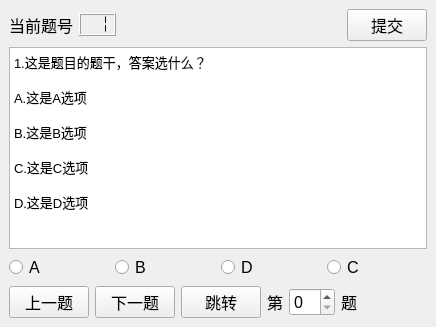
The window that ui/design/Test.ui (Desmond121/CEESS) describes before a commit, drawn with Qt 5.
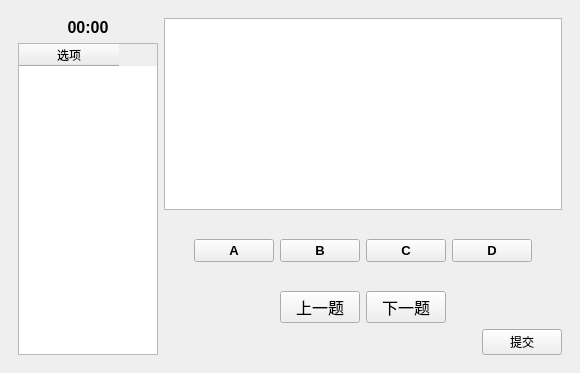
The same window after the commit.

Commit message: safty test module finished.

What changed in the file:
```diff
--- a/ui/design/Test.ui
+++ b/ui/design/Test.ui
@@ -6,170 +6,380 @@
    <rect>
     <x>0</x>
     <y>0</y>
-    <width>436</width>
-    <height>327</height>
+    <width>580</width>
+    <height>373</height>
    </rect>
   </property>
   <property name="windowTitle">
    <string>MainWindow</string>
   </property>
   <widget class="QWidget" name="centralwidget">
+   <layout class="QHBoxLayout" name="horizontalLayout_12">
+    <item>
+     <widget class="QStackedWidget" name="pages">
+      <property name="currentIndex">
+       <number>1</number>
+      </property>
+      <widget class="QWidget" name="startPage">
+       <layout class="QHBoxLayout" name="horizontalLayout_8">
+        <item>
+         <layout class="QGridLayout" name="gridLayout">
+          <item row="2" column="1">
+           <widget class="QPushButton" name="btnStart">
+            <property name="font">
+             <font>
+              <pointsize>15</pointsize>
+              <weight>75</weight>
+              <bold>true</bold>
+             </font>
+            </property>
+            <property name="text">
+             <string>开始考试</string>
+            </property>
+           </widget>
+          </item>
+          <item row="1" column="1">
+           <widget class="QLabel" name="lblNameStart">
+            <property name="font">
+             <font>
+              <pointsize>15</pointsize>
+              <weight>75</weight>
+              <bold>true</bold>
+             </font>
+            </property>
+            <property name="text">
+             <string/>
+            </property>
+           </widget>
+          </item>
+          <item row="2" column="0">
+           <spacer name="horizontalSpacer_8">
+            <property name="orientation">
+             <enum>Qt::Horizontal</enum>
+            </property>
+            <property name="sizeHint" stdset="0">
+             <size>
+              <width>40</width>
+              <height>20</height>
+             </size>
+            </property>
+           </spacer>
+          </item>
+          <item row="2" column="2">
+           <spacer name="horizontalSpacer_9">
+            <property name="orientation">
+             <enum>Qt::Horizontal</enum>
+            </property>
+            <property name="sizeHint" stdset="0">
+             <size>
+              <width>40</width>
+              <height>20</height>
+             </size>
+            </property>
+           </spacer>
+          </item>
+          <item row="3" column="1">
+           <spacer name="verticalSpacer">
+            <property name="orientation">
+             <enum>Qt::Vertical</enum>
+            </property>
+            <property name="sizeHint" stdset="0">
+             <size>
+              <width>20</width>
+              <height>40</height>
+             </size>
+            </property>
+           </spacer>
+          </item>
+          <item row="0" column="1">
+           <spacer name="verticalSpacer_2">
+            <property name="orientation">
+             <enum>Qt::Vertical</enum>
+            </property>
+            <property name="sizeHint" stdset="0">
+             <size>
+              <width>20</width>
+              <height>40</height>
+             </size>
+            </property>
+           </spacer>
+          </item>
+         </layout>
+        </item>
+       </layout>
+      </widget>
+      <widget class="QWidget" name="testPage">
+       <layout class="QHBoxLayout" name="horizontalLayout_9">
+        <item>
    <layout class="QVBoxLayout" name="verticalLayout">
     <item>
-     <layout class="QHBoxLayout" name="horizontalLayout_2">
-      <item>
-       <widget class="QLabel" name="label">
-        <property name="sizePolicy">
-         <sizepolicy hsizetype="Fixed" vsizetype="Fixed">
-          <horstretch>0</horstretch>
-          <verstretch>0</verstretch>
-         </sizepolicy>
-        </property>
+           <widget class="QLabel" name="lblTime">
         <property name="font">
          <font>
           <pointsize>12</pointsize>
+              <weight>75</weight>
+              <bold>true</bold>
          </font>
         </property>
         <property name="text">
-         <string>当前题号</string>
-        </property>
-       </widget>
-      </item>
-      <item>
-       <widget class="QLCDNumber" name="lcdNumber">
-        <property name="sizePolicy">
-         <sizepolicy hsizetype="Fixed" vsizetype="Fixed">
-          <horstretch>0</horstretch>
-          <verstretch>0</verstretch>
-         </sizepolicy>
-        </property>
-        <property name="font">
-         <font>
-          <pointsize>12</pointsize>
-         </font>
-        </property>
-        <property name="digitCount">
-         <number>2</number>
-        </property>
-        <property name="mode">
-         <enum>QLCDNumber::Dec</enum>
-        </property>
-        <property name="segmentStyle">
-         <enum>QLCDNumber::Flat</enum>
-        </property>
-        <property name="value" stdset="0">
-         <double>1.000000000000000</double>
-        </property>
+             <string>00:00</string>
+            </property>
+            <property name="alignment">
+             <set>Qt::AlignCenter</set>
+            </property>
        </widget>
       </item>
       <item>
-       <spacer name="horizontalSpacer">
-        <property name="orientation">
-         <enum>Qt::Horizontal</enum>
-        </property>
-        <property name="sizeHint" stdset="0">
+           <widget class="QTableWidget" name="questionTable">
+            <property name="minimumSize">
+             <size>
+              <width>140</width>
+              <height>0</height>
+             </size>
+            </property>
+            <property name="maximumSize">
          <size>
-          <width>40</width>
-          <height>20</height>
-         </size>
-        </property>
-       </spacer>
-      </item>
-      <item>
-       <widget class="QPushButton" name="pushButton_2">
-        <property name="sizePolicy">
-         <sizepolicy hsizetype="Fixed" vsizetype="Fixed">
-          <horstretch>0</horstretch>
-          <verstretch>0</verstretch>
-         </sizepolicy>
-        </property>
-        <property name="font">
-         <font>
-          <pointsize>12</pointsize>
-         </font>
-        </property>
+              <width>140</width>
+              <height>16777215</height>
+             </size>
+            </property>
+            <property name="editTriggers">
+             <set>QAbstractItemView::NoEditTriggers</set>
+            </property>
+            <property name="selectionMode">
+             <enum>QAbstractItemView::SingleSelection</enum>
+            </property>
+            <attribute name="horizontalHeaderCascadingSectionResizes">
+             <bool>false</bool>
+            </attribute>
+            <column>
         <property name="text">
-         <string>提交</string>
-        </property>
+              <string>选项</string>
+             </property>
+            </column>
        </widget>
       </item>
      </layout>
     </item>
     <item>
-     <widget class="QTextBrowser" name="textBrowser">
+         <layout class="QVBoxLayout" name="verticalLayout_4">
+          <item>
+           <widget class="QTextBrowser" name="questionBrowser">
       <property name="html">
        <string>&lt;!DOCTYPE HTML PUBLIC &quot;-//W3C//DTD HTML 4.0//EN&quot; &quot;http://www.w3.org/TR/REC-html40/strict.dtd&quot;&gt;
 &lt;html&gt;&lt;head&gt;&lt;meta name=&quot;qrichtext&quot; content=&quot;1&quot; /&gt;&lt;style type=&quot;text/css&quot;&gt;
 p, li { white-space: pre-wrap; }
 &lt;/style&gt;&lt;/head&gt;&lt;body style=&quot; font-family:'SimSun'; font-size:9pt; font-weight:400; font-style:normal;&quot;&gt;
-&lt;p style=&quot; margin-top:0px; margin-bottom:0px; margin-left:0px; margin-right:0px; -qt-block-indent:0; text-indent:0px;&quot;&gt;&lt;span style=&quot; font-size:10pt;&quot;&gt;1.这是题目的题干，答案选什么？&lt;/span&gt;&lt;/p&gt;
-&lt;p style=&quot;-qt-paragraph-type:empty; margin-top:0px; margin-bottom:0px; margin-left:0px; margin-right:0px; -qt-block-indent:0; text-indent:0px; font-size:10pt;&quot;&gt;&lt;br /&gt;&lt;/p&gt;
-&lt;p style=&quot; margin-top:0px; margin-bottom:0px; margin-left:0px; margin-right:0px; -qt-block-indent:0; text-indent:0px;&quot;&gt;&lt;span style=&quot; font-size:10pt;&quot;&gt;A.这是A选项&lt;/span&gt;&lt;/p&gt;
-&lt;p style=&quot;-qt-paragraph-type:empty; margin-top:0px; margin-bottom:0px; margin-left:0px; margin-right:0px; -qt-block-indent:0; text-indent:0px; font-size:10pt;&quot;&gt;&lt;br /&gt;&lt;/p&gt;
-&lt;p style=&quot; margin-top:0px; margin-bottom:0px; margin-left:0px; margin-right:0px; -qt-block-indent:0; text-indent:0px;&quot;&gt;&lt;span style=&quot; font-size:10pt;&quot;&gt;B.这是B选项&lt;/span&gt;&lt;/p&gt;
-&lt;p style=&quot;-qt-paragraph-type:empty; margin-top:0px; margin-bottom:0px; margin-left:0px; margin-right:0px; -qt-block-indent:0; text-indent:0px; font-size:10pt;&quot;&gt;&lt;br /&gt;&lt;/p&gt;
-&lt;p style=&quot; margin-top:0px; margin-bottom:0px; margin-left:0px; margin-right:0px; -qt-block-indent:0; text-indent:0px;&quot;&gt;&lt;span style=&quot; font-size:10pt;&quot;&gt;C.这是C选项&lt;/span&gt;&lt;/p&gt;
-&lt;p style=&quot;-qt-paragraph-type:empty; margin-top:0px; margin-bottom:0px; margin-left:0px; margin-right:0px; -qt-block-indent:0; text-indent:0px; font-size:10pt;&quot;&gt;&lt;br /&gt;&lt;/p&gt;
-&lt;p style=&quot; margin-top:0px; margin-bottom:0px; margin-left:0px; margin-right:0px; -qt-block-indent:0; text-indent:0px;&quot;&gt;&lt;span style=&quot; font-size:10pt;&quot;&gt;D.这是D选项&lt;/span&gt;&lt;/p&gt;&lt;/body&gt;&lt;/html&gt;</string>
+&lt;p style=&quot;-qt-paragraph-type:empty; margin-top:0px; margin-bottom:0px; margin-left:0px; margin-right:0px; -qt-block-indent:0; text-indent:0px;&quot;&gt;&lt;br /&gt;&lt;/p&gt;&lt;/body&gt;&lt;/html&gt;</string>
       </property>
      </widget>
     </item>
+          <item>
+           <widget class="QStackedWidget" name="answerPages">
+            <property name="frameShadow">
+             <enum>QFrame::Plain</enum>
+            </property>
+            <property name="lineWidth">
+             <number>0</number>
+            </property>
+            <property name="currentIndex">
+             <number>0</number>
+            </property>
+            <widget class="QWidget" name="choicePage">
+             <layout class="QHBoxLayout" name="horizontalLayout_2">
     <item>
      <layout class="QHBoxLayout" name="horizontalLayout">
       <item>
-       <widget class="QRadioButton" name="radioButton">
+                 <spacer name="horizontalSpacer_3">
+                  <property name="orientation">
+                   <enum>Qt::Horizontal</enum>
+                  </property>
+                  <property name="sizeHint" stdset="0">
+                   <size>
+                    <width>40</width>
+                    <height>20</height>
+                   </size>
+                  </property>
+                 </spacer>
+                </item>
+                <item>
+                 <widget class="QPushButton" name="btnA">
         <property name="font">
          <font>
-          <pointsize>12</pointsize>
+                    <pointsize>10</pointsize>
+                    <weight>75</weight>
+                    <bold>true</bold>
          </font>
         </property>
         <property name="text">
          <string>A</string>
         </property>
+                  <property name="checkable">
+                   <bool>false</bool>
+                  </property>
+                  <property name="checked">
+                   <bool>false</bool>
+                  </property>
        </widget>
       </item>
       <item>
-       <widget class="QRadioButton" name="radioButton_2">
+                 <widget class="QPushButton" name="btnB">
         <property name="font">
          <font>
-          <pointsize>12</pointsize>
+                    <pointsize>10</pointsize>
+                    <weight>75</weight>
+                    <bold>true</bold>
          </font>
         </property>
         <property name="text">
          <string>B</string>
         </property>
-       </widget>
-      </item>
-      <item>
-       <widget class="QRadioButton" name="radioButton_4">
-        <property name="font">
-         <font>
-          <pointsize>12</pointsize>
-         </font>
-        </property>
-        <property name="text">
-         <string>D</string>
-        </property>
+                  <property name="checkable">
+                   <bool>false</bool>
+                  </property>
        </widget>
       </item>
       <item>
-       <widget class="QRadioButton" name="radioButton_3">
+                 <widget class="QPushButton" name="btnC">
         <property name="font">
          <font>
-          <pointsize>12</pointsize>
+                    <pointsize>10</pointsize>
+                    <weight>75</weight>
+                    <bold>true</bold>
          </font>
         </property>
         <property name="text">
          <string>C</string>
         </property>
-       </widget>
-      </item>
-     </layout>
+                  <property name="checkable">
+                   <bool>false</bool>
+                  </property>
+                 </widget>
+                </item>
+                <item>
+                 <widget class="QPushButton" name="btnD">
+                  <property name="font">
+                   <font>
+                    <pointsize>10</pointsize>
+                    <weight>75</weight>
+                    <bold>true</bold>
+                   </font>
+                  </property>
+                  <property name="text">
+                   <string>D</string>
+                  </property>
+                  <property name="checkable">
+                   <bool>false</bool>
+                  </property>
+                 </widget>
+                </item>
+                <item>
+                 <spacer name="horizontalSpacer_4">
+                  <property name="orientation">
+                   <enum>Qt::Horizontal</enum>
+                  </property>
+                  <property name="sizeHint" stdset="0">
+                   <size>
+                    <width>40</width>
+                    <height>20</height>
+                   </size>
+                  </property>
+                 </spacer>
+                </item>
+               </layout>
+              </item>
+             </layout>
+            </widget>
+            <widget class="QWidget" name="trueFalsePage">
+             <layout class="QHBoxLayout" name="horizontalLayout_3">
+              <item>
+               <layout class="QHBoxLayout" name="horizontalLayout_6">
+                <item>
+                 <spacer name="horizontalSpacer_5">
+                  <property name="orientation">
+                   <enum>Qt::Horizontal</enum>
+                  </property>
+                  <property name="sizeHint" stdset="0">
+                   <size>
+                    <width>40</width>
+                    <height>20</height>
+                   </size>
+                  </property>
+                 </spacer>
+                </item>
+                <item>
+                 <widget class="QPushButton" name="btnTrue">
+                  <property name="font">
+                   <font>
+                    <pointsize>10</pointsize>
+                    <weight>75</weight>
+                    <bold>true</bold>
+                   </font>
+                  </property>
+                  <property name="text">
+                   <string/>
+                  </property>
+                  <property name="checkable">
+                   <bool>false</bool>
+                  </property>
+                  <property name="checked">
+                   <bool>false</bool>
+                  </property>
+                 </widget>
+                </item>
+                <item>
+                 <widget class="QPushButton" name="btnFalse">
+                  <property name="font">
+                   <font>
+                    <pointsize>10</pointsize>
+                    <weight>75</weight>
+                    <bold>true</bold>
+                   </font>
+                  </property>
+                  <property name="text">
+                   <string/>
+                  </property>
+                  <property name="checkable">
+                   <bool>false</bool>
+                  </property>
+                 </widget>
+                </item>
+                <item>
+                 <spacer name="horizontalSpacer_6">
+                  <property name="orientation">
+                   <enum>Qt::Horizontal</enum>
+                  </property>
+                  <property name="sizeHint" stdset="0">
+                   <size>
+                    <width>40</width>
+                    <height>20</height>
+                   </size>
+                  </property>
+                 </spacer>
+                </item>
+               </layout>
+              </item>
+             </layout>
+            </widget>
+           </widget>
     </item>
     <item>
      <layout class="QHBoxLayout" name="horizontalLayout_4">
       <item>
-       <widget class="QPushButton" name="pushButton_3">
+             <spacer name="horizontalSpacer_2">
+              <property name="orientation">
+               <enum>Qt::Horizontal</enum>
+              </property>
+              <property name="sizeHint" stdset="0">
+               <size>
+                <width>40</width>
+                <height>20</height>
+               </size>
+              </property>
+             </spacer>
+            </item>
+            <item>
+             <widget class="QPushButton" name="btnPrev">
         <property name="font">
          <font>
           <pointsize>12</pointsize>
@@ -193,91 +403,155 @@
        </widget>
       </item>
       <item>
-       <widget class="QPushButton" name="pushButton_4">
-        <property name="sizePolicy">
-         <sizepolicy hsizetype="Fixed" vsizetype="Fixed">
-          <horstretch>0</horstretch>
-          <verstretch>0</verstretch>
-         </sizepolicy>
-        </property>
+             <spacer name="horizontalSpacer">
+              <property name="orientation">
+               <enum>Qt::Horizontal</enum>
+              </property>
+              <property name="sizeHint" stdset="0">
+               <size>
+                <width>40</width>
+                <height>20</height>
+               </size>
+              </property>
+             </spacer>
+            </item>
+           </layout>
+          </item>
+          <item>
+           <layout class="QHBoxLayout" name="horizontalLayout_7">
+            <item>
+             <spacer name="horizontalSpacer_7">
+              <property name="orientation">
+               <enum>Qt::Horizontal</enum>
+              </property>
+              <property name="sizeHint" stdset="0">
+               <size>
+                <width>40</width>
+                <height>20</height>
+               </size>
+              </property>
+             </spacer>
+            </item>
+            <item>
+             <widget class="QPushButton" name="btnSummit">
+              <property name="text">
+               <string>提交</string>
+              </property>
+             </widget>
+            </item>
+           </layout>
+          </item>
+         </layout>
+        </item>
+       </layout>
+      </widget>
+      <widget class="QWidget" name="overPage">
+       <layout class="QHBoxLayout" name="horizontalLayout_10">
+        <item>
+         <layout class="QGridLayout" name="gridLayout_2">
+          <item row="2" column="0">
+           <spacer name="horizontalSpacer_10">
+            <property name="orientation">
+             <enum>Qt::Horizontal</enum>
+            </property>
+            <property name="sizeHint" stdset="0">
+             <size>
+              <width>40</width>
+              <height>20</height>
+             </size>
+            </property>
+           </spacer>
+          </item>
+          <item row="2" column="2">
+           <spacer name="horizontalSpacer_11">
+            <property name="orientation">
+             <enum>Qt::Horizontal</enum>
+            </property>
+            <property name="sizeHint" stdset="0">
+             <size>
+              <width>40</width>
+              <height>20</height>
+             </size>
+            </property>
+           </spacer>
+          </item>
+          <item row="3" column="1">
+           <spacer name="verticalSpacer_3">
+            <property name="orientation">
+             <enum>Qt::Vertical</enum>
+            </property>
+            <property name="sizeHint" stdset="0">
+             <size>
+              <width>20</width>
+              <height>40</height>
+             </size>
+            </property>
+           </spacer>
+          </item>
+          <item row="0" column="1">
+           <spacer name="verticalSpacer_4">
+            <property name="orientation">
+             <enum>Qt::Vertical</enum>
+            </property>
+            <property name="sizeHint" stdset="0">
+             <size>
+              <width>20</width>
+              <height>40</height>
+             </size>
+            </property>
+           </spacer>
+          </item>
+          <item row="2" column="1">
+           <layout class="QHBoxLayout" name="horizontalLayout_11">
+            <item>
+             <widget class="QLabel" name="label">
         <property name="font">
          <font>
-          <pointsize>12</pointsize>
+                <pointsize>15</pointsize>
+                <weight>75</weight>
+                <bold>true</bold>
          </font>
         </property>
         <property name="text">
-         <string>跳转</string>
+               <string>成绩：</string>
         </property>
        </widget>
       </item>
       <item>
        <widget class="QLabel" name="label_2">
-        <property name="sizePolicy">
-         <sizepolicy hsizetype="Fixed" vsizetype="Fixed">
-          <horstretch>0</horstretch>
-          <verstretch>0</verstretch>
-         </sizepolicy>
-        </property>
         <property name="font">
          <font>
-          <pointsize>12</pointsize>
+                <pointsize>15</pointsize>
+                <weight>75</weight>
+                <bold>true</bold>
          </font>
         </property>
         <property name="text">
-         <string>第</string>
+               <string>姓名：</string>
         </property>
        </widget>
       </item>
       <item>
-       <widget class="QSpinBox" name="spinBox">
-        <property name="sizePolicy">
-         <sizepolicy hsizetype="Fixed" vsizetype="Fixed">
-          <horstretch>0</horstretch>
-          <verstretch>0</verstretch>
-         </sizepolicy>
-        </property>
+             <widget class="QLabel" name="lblNameFinished">
         <property name="font">
          <font>
-          <pointsize>12</pointsize>
-         </font>
-        </property>
-        <property name="frame">
-         <bool>true</bool>
-        </property>
-       </widget>
-      </item>
-      <item>
-       <widget class="QLabel" name="label_3">
-        <property name="sizePolicy">
-         <sizepolicy hsizetype="Fixed" vsizetype="Fixed">
-          <horstretch>0</horstretch>
-          <verstretch>0</verstretch>
-         </sizepolicy>
-        </property>
-        <property name="font">
-         <font>
-          <pointsize>12</pointsize>
-         </font>
-        </property>
+                <pointsize>15</pointsize>
+                <weight>75</weight>
+                <bold>true</bold>
+               </font>
+              </property>
         <property name="text">
-         <string>题</string>
+               <string/>
         </property>
        </widget>
       </item>
-      <item>
-       <spacer name="horizontalSpacer_2">
-        <property name="orientation">
-         <enum>Qt::Horizontal</enum>
-        </property>
-        <property name="sizeHint" stdset="0">
-         <size>
-          <width>40</width>
-          <height>20</height>
-         </size>
-        </property>
-       </spacer>
-      </item>
-     </layout>
+           </layout>
+          </item>
+         </layout>
+        </item>
+       </layout>
+      </widget>
+     </widget>
     </item>
    </layout>
   </widget>
```
Left out of the diff: 20 changed lines with no effect on the pictures. Lines whose indentation alone changed are shown as unchanged. The commit also changes 40 other files.
